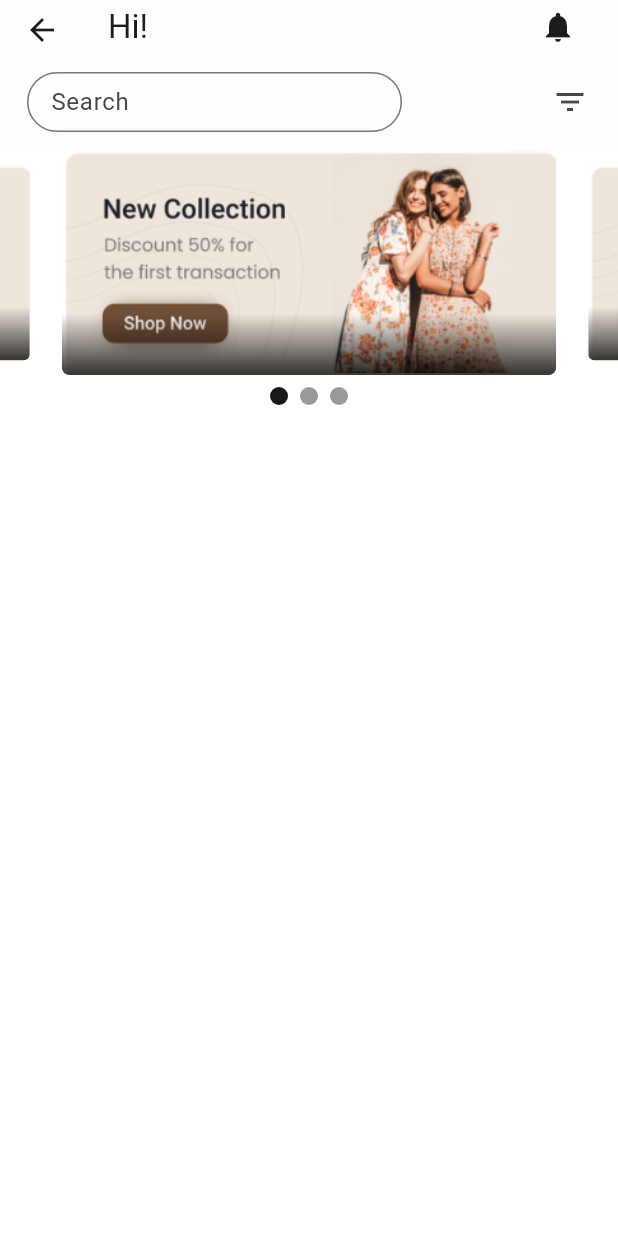
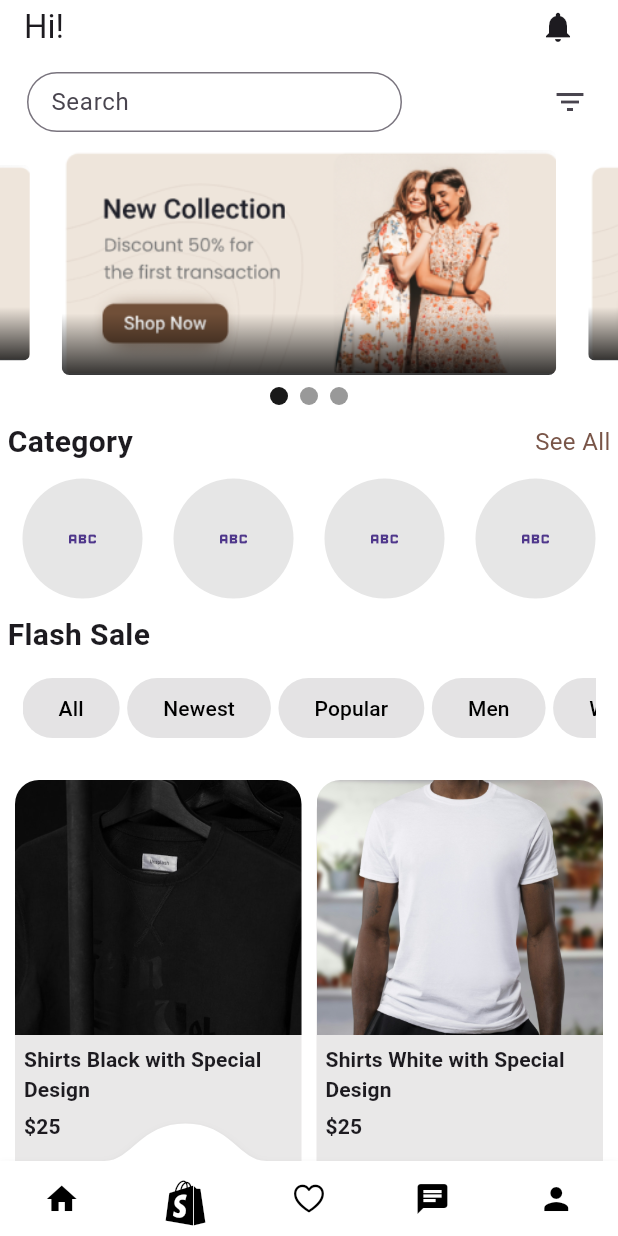
Before and after one commit to codewithjawad/E-commerce-App, a Flutter app: the HomeView screen opened directly, on a phone screen of 412 x 824 dp. Run offline on Flutter 3.47's test engine with Material 3 defaults, Android fonts, the phone set to English and light mode, and no system bars; drawn by our look-alikes of carousel_slider, convex_bottom_bar.

Commit message:
added grid view and bottom bar

```diff
--- a/ecommerce_app/lib/Screens/Home/home_view.dart
+++ b/ecommerce_app/lib/Screens/Home/home_view.dart
@@ -1,5 +1,5 @@
 import 'package:ecommerce_app/Screens/Home/home_widgets/appbarview.dart';
-import 'package:ecommerce_app/Screens/Home/home_widgets/slider.dart';
+import 'package:ecommerce_app/Screens/Home/home_widgets/product.dart';
 import 'package:flutter/material.dart';
 
 class HomeView extends StatefulWidget {
@@ -12,9 +12,9 @@ class HomeView extends StatefulWidget {
 class _HomeViewState extends State<HomeView> {
   @override
   Widget build(BuildContext context) {
-    return Scaffold(
-      appBar: const Appbarview(),
-      body: SizedBox(height: 500, child: const Sliderview()),
+    return const Scaffold(
+      appBar: Appbarview(),
+      body: Product(),
     );
   }
 }
--- a/ecommerce_app/lib/Screens/Home/home_widgets/appbarview.dart
+++ b/ecommerce_app/lib/Screens/Home/home_widgets/appbarview.dart
@@ -7,7 +7,7 @@ class Appbarview extends StatelessWidget implements PreferredSizeWidget {
   Widget build(BuildContext context) {
     final TextEditingController searchController = TextEditingController();
     return AppBar(
-      backgroundColor: const Color.fromARGB(255, 255, 253, 253),
+      backgroundColor: Colors.white,
       title: Row(
         children: [
           const Text("Hi!"),
--- /dev/null
+++ b/ecommerce_app/lib/Screens/Home/home_widgets/category.dart
@@ -0,0 +1,142 @@
+import 'package:flutter/material.dart';
+
+class Category extends StatelessWidget {
+  const Category({super.key});
+
+  @override
+  Widget build(BuildContext context) {
+    return Container(
+      padding: const EdgeInsets.only(left: 5, right: 5),
+      height: 230,
+      child: Column(
+        mainAxisSize: MainAxisSize.max,
+        children: [
+          const Row(
+            children: [
+              Text(
+                "Category",
+                style: TextStyle(fontWeight: FontWeight.bold, fontSize: 20),
+              ),
+              Spacer(),
+              Text("See All",
+                  style: TextStyle(fontSize: 16, color: Colors.brown))
+            ],
+          ),
+          Container(
+            padding: const EdgeInsets.only(left: 10, right: 10, top: 10),
+            child: const Row(
+              mainAxisAlignment: MainAxisAlignment.spaceBetween,
+              children: [
+                CircleAvatar(
+                  radius: 40,
+                  backgroundColor: Color.fromARGB(255, 230, 230, 230),
+                  child: Icon(Icons.abc),
+                ),
+                CircleAvatar(
+                  radius: 40,
+                  backgroundColor: Color.fromARGB(255, 230, 230, 230),
+                  child: Icon(Icons.abc),
+                ),
+                CircleAvatar(
+                  radius: 40,
+                  backgroundColor: Color.fromARGB(255, 230, 230, 230),
+                  child: Icon(Icons.abc),
+                ),
+                CircleAvatar(
+                  radius: 40,
+                  backgroundColor: Color.fromARGB(255, 230, 230, 230),
+                  child: Icon(Icons.abc),
+                )
+              ],
+            ),
+          ),
+          Container(
+            padding: const EdgeInsets.only(top: 10),
+            child: const Row(
+              children: [
+                Text(
+                  "Flash Sale",
+                  style: TextStyle(fontWeight: FontWeight.bold, fontSize: 20),
+                ),
+                Spacer(),
+              ],
+            ),
+          ),
+          Container(
+              padding: const EdgeInsets.only(left: 10, right: 10, top: 10),
+              child: const SingleChildScrollView(
+                scrollDirection: Axis.horizontal,
+                child: Row(
+                  mainAxisAlignment: MainAxisAlignment.spaceAround,
+                  children: [
+                    ElevatedButton(
+                        onPressed: null,
+                        child: Text(
+                          "All",
+                          style: TextStyle(
+                            color: Colors.black,
+                          ),
+                        )),
+                    SizedBox(
+                      width: 5,
+                    ),
+                    ElevatedButton(
+                        onPressed: null,
+                        child: Text(
+                          "Newest",
+                          style: TextStyle(
+                            color: Colors.black,
+                          ),
+                        )),
+                    SizedBox(
+                      width: 5,
+                    ),
+                    ElevatedButton(
+                        onPressed: null,
+                        child: Text(
+                          "Popular",
+                          style: TextStyle(
+                            color: Colors.black,
+                          ),
+                        )),
+                    SizedBox(
+                      width: 5,
+                    ),
+                    ElevatedButton(
+                        onPressed: null,
+                        child: Text(
+                          "Men",
+                          style: TextStyle(
+                            color: Colors.black,
+                          ),
+                        )),
+                    SizedBox(
+                      width: 5,
+                    ),
+                    ElevatedButton(
+                        onPressed: null,
+                        child: Text(
+                          "Women",
+                          style: TextStyle(
+                            color: Colors.black,
+                          ),
+                        )),
+                    SizedBox(
+                      width: 5,
+                    ),
+                    ElevatedButton(
+                        onPressed: null,
+                        child: Text(
+                          "Winter",
+                          style: TextStyle(
+                            color: Colors.black,
+                          ),
+                        )),
+                  ],
+                ),
+              )),
+        ],
+      ),
+    );
+  }
+}
--- /dev/null
+++ b/ecommerce_app/lib/Screens/Home/home_widgets/product.dart
@@ -0,0 +1,126 @@
+import 'package:ecommerce_app/Screens/Home/home_widgets/category.dart';
+import 'package:ecommerce_app/Screens/Home/home_widgets/slider.dart';
+import 'package:ecommerce_app/Screens/Home/productmap.dart';
+import 'package:flutter/cupertino.dart';
+import 'package:flutter/material.dart';
+import 'package:convex_bottom_bar/convex_bottom_bar.dart';
+
+class Product extends StatefulWidget {
+  const Product({super.key});
+
+  @override
+  State<Product> createState() => _ProductState();
+}
+
+class _ProductState extends State<Product> {
+  @override
+  Widget build(BuildContext context) {
+    return Scaffold(
+      body: SingleChildScrollView(
+        child: Column(
+          children: [
+            SizedBox(
+              height: 180,
+              width: MediaQuery.of(context).size.width,
+              child: const Sliderview(),
+            ),
+            const Category(),
+            GridView.builder(
+              padding: const EdgeInsets.all(10),
+              shrinkWrap: true,
+              physics: const NeverScrollableScrollPhysics(),
+              itemCount: productmap.length,
+              gridDelegate: const SliverGridDelegateWithFixedCrossAxisCount(
+                  mainAxisExtent: 300,
+                  crossAxisCount: 2,
+                  crossAxisSpacing: 10,
+                  mainAxisSpacing: 10),
+              itemBuilder: (BuildContext context, int index) {
+                return Container(
+                  decoration: BoxDecoration(
+                      color: const Color.fromARGB(255, 233, 232, 232),
+                      borderRadius: BorderRadius.circular(20)),
+                  child: Column(
+                    children: [
+                      ClipRRect(
+                        borderRadius: const BorderRadius.only(
+                          topLeft: Radius.circular(16),
+                          topRight: Radius.circular(16),
+                        ),
+                        child: Image.asset(
+                          height: 170,
+                          width: double.infinity,
+                          productmap.elementAt(index)['images'],
+                          fit: BoxFit.cover,
+                        ),
+                      ),
+                      Padding(
+                        padding: const EdgeInsets.all(06),
+                        child: Column(
+                          crossAxisAlignment: CrossAxisAlignment.start,
+                          children: [
+                            Text(
+                              "${productmap.elementAt(index)['title']}",
+                              style: Theme.of(context)
+                                  .textTheme
+                                  .labelLarge!
+                                  .merge(const TextStyle(
+                                      fontWeight: FontWeight.w700)),
+                            ),
+                            const SizedBox(
+                              height: 5,
+                            ),
+                            Text(
+                              "${productmap.elementAt(index)['price']}",
+                              style: Theme.of(context)
+                                  .textTheme
+                                  .labelLarge!
+                                  .merge(const TextStyle(
+                                    fontWeight: FontWeight.w700,
+                                  )),
+                            ),
+                            const SizedBox(
+                              height: 4,
+                            ),
+                            Row(
+                              mainAxisAlignment: MainAxisAlignment.spaceBetween,
+                              children: [
+                                IconButton(
+                                  onPressed: () => "",
+                                  icon: const Icon(CupertinoIcons.heart),
+                                ),
+                                IconButton(
+                                  onPressed: () => "",
+                                  icon: const Icon(Icons.shopping_cart_rounded),
+                                ),
+                              ],
+                            )
+                          ],
+                        ),
+                      )
+                    ],
+                  ),
+                );
+              },
+            ),
+          ],
+        ),
+      ),
+      bottomNavigationBar: ConvexAppBar(
+        style: TabStyle.custom,
+        color: Colors.black,
+        backgroundColor: Colors.white,
+        activeColor: Colors.black,
+        items: const [
+          TabItem(icon: Icons.home),
+          TabItem(icon: Icons.shopify),
+          TabItem(icon: CupertinoIcons.heart),
+          TabItem(icon: Icons.chat),
+          TabItem(icon: Icons.person),
+        ],
+        initialActiveIndex: 1,
+        onTap: (int i) => print('click index=$i'),
+      ),
+    );
+  }
+}
--- /dev/null
+++ b/ecommerce_app/lib/Screens/Home/productmap.dart
@@ -0,0 +1,38 @@
+List<Map<String, dynamic>> productmap = [
+  {
+    "title": "Shirts Black with Special Design",
+    "price": "\$25",
+    "images": "assests/img1.jpg",
+    "subtitle": "johnsubtitle"
+  },
+  {
+    "title": "Shirts White with Special Design",
+    "price": "\$25",
+    "images": "assests/img2.jpg",
+    "subtitle": "johnsubtitle"
+  },
+  {
+    "title": "Shirts White with Special Design",
+    "price": "\$25",
+    "images": "assests/img2.jpg",
+    "subtitle": "jadisubtitle"
+  },
+  {
+    "title": "Shirts Black with Special Design",
+    "price": "\$25",
+    "images": "assests/img1.jpg",
+    "subtitle": "johnsubtitle"
+  },
+  {
+    "title": "Shirts Black with Special Design",
+    "price": "\$25",
+    "images": "assests/img1.jpg",
+    "subtitle": "jadisubtitle"
+  },
+  {
+    "title": "Shirts White with Special Design",
+    "price": "\$25",
+    "images": "assests/img2.jpg",
+    "subtitle": "johnsubtitle"
+  },
+];
--- a/ecommerce_app/lib/main.dart
+++ b/ecommerce_app/lib/main.dart
@@ -1,8 +1,7 @@
-import 'package:ecommerce_app/Screens/Splash/splash_view.dart';
+import 'package:ecommerce_app/Screens/Home/home_view.dart';
 import 'package:flutter/material.dart';
 
 void main() {
-
   runApp(const MyApp());
 }
 
@@ -24,7 +23,7 @@ class MyApp extends StatelessWidget {
         ),
       ),
       debugShowCheckedModeBanner: false,
-      home: const SplashView(),
+      home: const HomeView(),
     );
   }
 }
--- a/ecommerce_app/pubspec.yaml
+++ b/ecommerce_app/pubspec.yaml
@@ -36,6 +36,7 @@ dependencies:
   # Use with the CupertinoIcons class for iOS style icons.
   cupertino_icons: ^1.0.6
   carousel_slider: ^5.0.0
+  convex_bottom_bar: ^3.2.0
 
 
 
```
Also changed, not shown: ecommerce_app/assests/img1.jpg (added), ecommerce_app/assests/img2.jpg (added).
